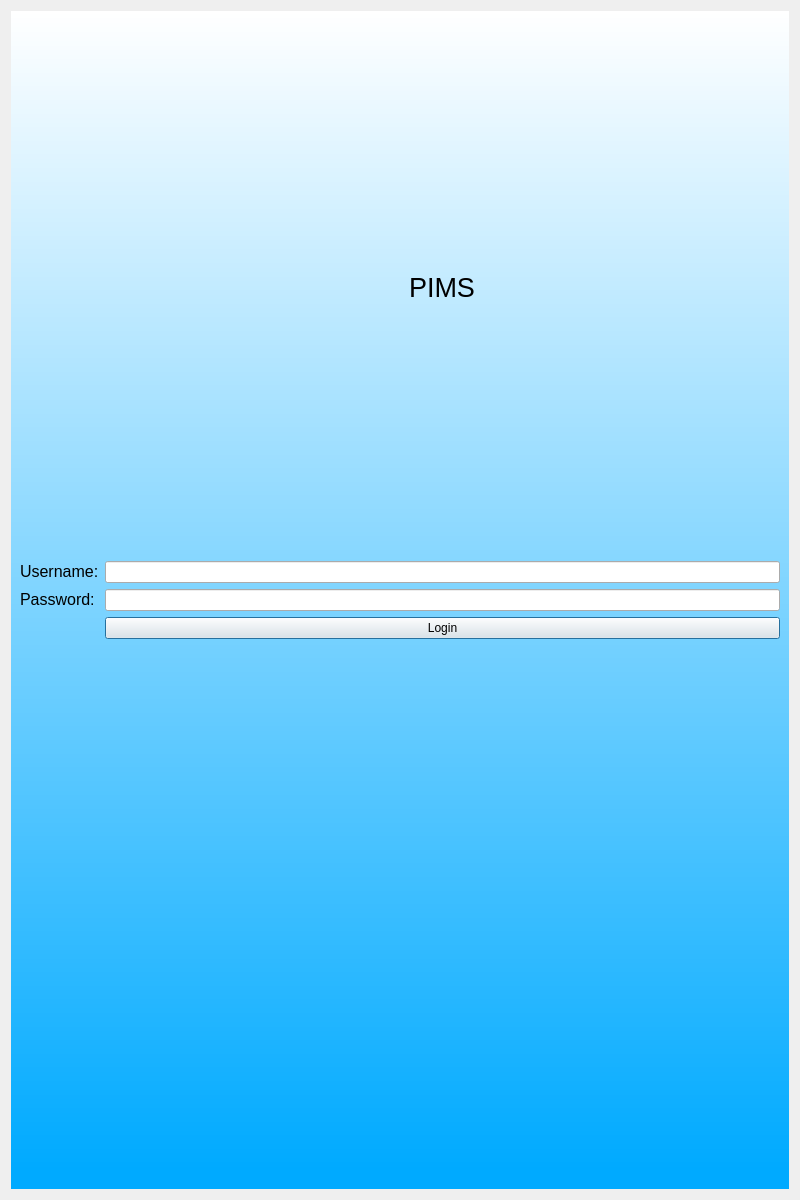
Qt form login1.ui (AlexHarbaugh1/CS499) before a commit.
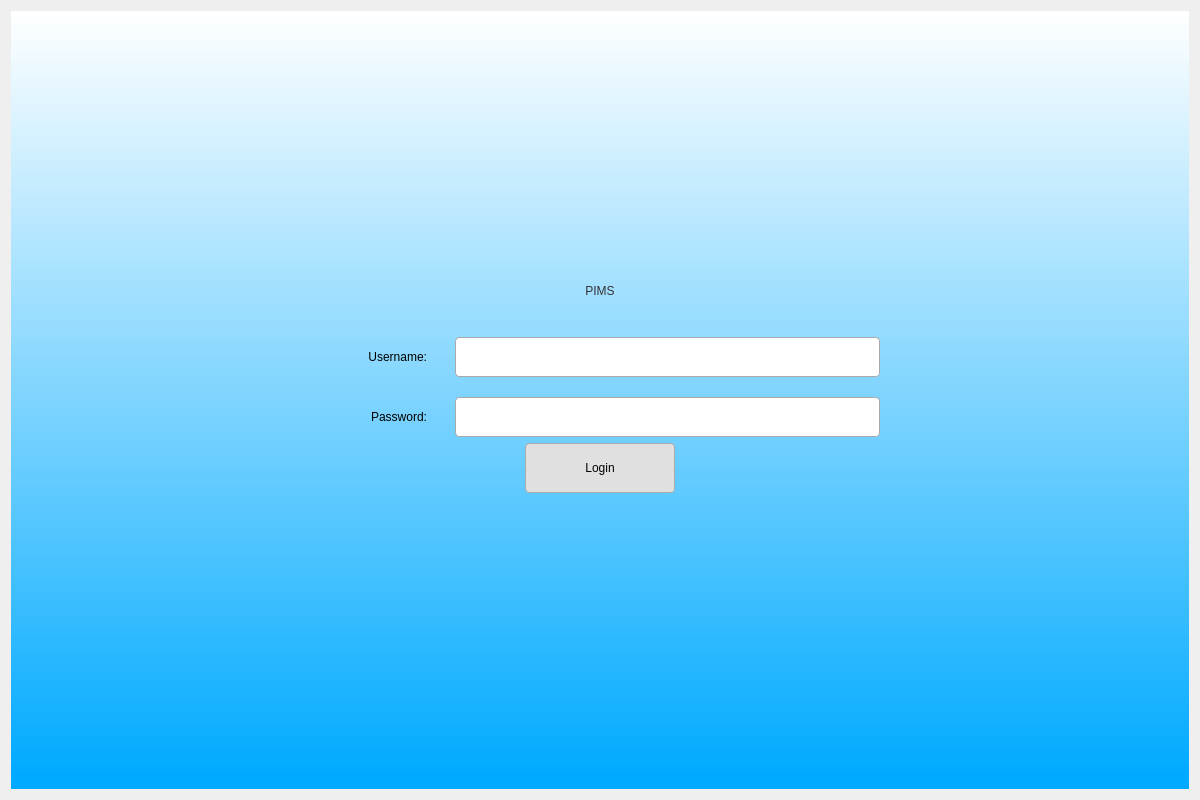
The same form after that commit.

```diff
--- a/login1.ui
+++ b/login1.ui
@@ -6,10 +6,16 @@
    <rect>
     <x>0</x>
     <y>0</y>
-    <width>800</width>
-    <height>1200</height>
+    <width>1200</width>
+    <height>800</height>
    </rect>
   </property>
+  <property name="minimumSize">
+   <size>
+    <width>1200</width>
+    <height>800</height>
+   </size>
+  </property>
   <property name="windowTitle">
    <string>Dialog</string>
   </property>
@@ -20,69 +26,192 @@
       <string notr="true">QWidget#widget{
 background-color:qlineargradient(spread:pad, x1:1, y1:0.982409, x2:1, y2:0, stop:0 rgba(0, 170, 255, 255), stop:1 rgba(255, 255, 255, 255))}</string>
      </property>
-     <layout class="QGridLayout" name="gridLayout_2">
-      <item row="1" column="0">
-       <widget class="QLabel" name="labelUser">
-        <property name="styleSheet">
-         <string notr="true">font: 16pt &quot;MS Shell Dlg 2&quot;;</string>
+     <layout class="QVBoxLayout" name="verticalLayout">
+      <item>
+       <spacer name="verticalSpacer_2">
+        <property name="orientation">
+         <enum>Qt::Vertical</enum>
         </property>
-        <property name="text">
-         <string>&lt;html&gt;&lt;head/&gt;&lt;body&gt;&lt;p&gt;&lt;span style=&quot; font-size:12pt;&quot;&gt;Username:&lt;/span&gt;&lt;/p&gt;&lt;/body&gt;&lt;/html&gt;</string>
+        <property name="sizeHint" stdset="0">
+         <size>
+          <width>20</width>
+          <height>40</height>
+         </size>
         </property>
-       </widget>
+       </spacer>
       </item>
-      <item row="1" column="1">
-       <widget class="QLineEdit" name="userField"/>
-      </item>
-      <item row="3" column="1">
-       <widget class="QPushButton" name="login">
-        <property name="styleSheet">
-         <string notr="true">font: 16pt &quot;MS Shell Dlg 2&quot;;</string>
-        </property>
-        <property name="text">
-         <string>Login</string>
-        </property>
-       </widget>
-      </item>
-      <item row="2" column="1">
-       <widget class="QLineEdit" name="passwordField"/>
-      </item>
-      <item row="4" column="0" colspan="2">
-       <widget class="QLabel" name="errorMsg">
-        <property name="styleSheet">
-         <string notr="true">font: 12pt &quot;MS Shell Dlg 2&quot;;color:rgb(255, 0, 0)</string>
-        </property>
-        <property name="text">
-         <string/>
-        </property>
-       </widget>
-      </item>
-      <item row="0" column="1" alignment="Qt::AlignHCenter">
+      <item alignment="Qt::AlignHCenter">
        <widget class="QLabel" name="label">
         <property name="sizePolicy">
-         <sizepolicy hsizetype="Minimum" vsizetype="Minimum">
+         <sizepolicy hsizetype="Preferred" vsizetype="Preferred">
           <horstretch>0</horstretch>
           <verstretch>0</verstretch>
          </sizepolicy>
         </property>
+        <property name="minimumSize">
+         <size>
+          <width>400</width>
+          <height>60</height>
+         </size>
+        </property>
         <property name="styleSheet">
-         <string notr="true">font: 36pt &quot;MS Shell Dlg 2&quot;;</string>
+         <string notr="true">font: bold 36pt &quot;MS Shell Dlg 2&quot;; color: #333333; padding-bottom: 20px;</string>
         </property>
         <property name="text">
-         <string>&lt;html&gt;&lt;head/&gt;&lt;body&gt;&lt;p&gt;&lt;span style=&quot; font-size:20pt;&quot;&gt;PIMS&lt;/span&gt;&lt;/p&gt;&lt;/body&gt;&lt;/html&gt;</string>
+         <string>PIMS</string>
         </property>
+        <property name="alignment">
+         <set>Qt::AlignCenter</set>
+        </property>
        </widget>
       </item>
-      <item row="2" column="0">
-       <widget class="QLabel" name="labelPass">
+      <item>
+       <layout class="QGridLayout" name="formLayout">
+        <property name="leftMargin">
+         <number>300</number>
+        </property>
+        <property name="rightMargin">
+         <number>300</number>
+        </property>
+        <property name="horizontalSpacing">
+         <number>15</number>
+        </property>
+        <property name="verticalSpacing">
+         <number>20</number>
+        </property>
+        <item row="0" column="0">
+         <widget class="QLabel" name="labelUser">
+          <property name="minimumSize">
+           <size>
+            <width>120</width>
+            <height>40</height>
+           </size>
+          </property>
+          <property name="styleSheet">
+           <string notr="true">font: 14pt &quot;MS Shell Dlg 2&quot;; padding-right: 10px;</string>
+          </property>
+          <property name="text">
+           <string>Username:</string>
+          </property>
+          <property name="alignment">
+           <set>Qt::AlignRight|Qt::AlignTrailing|Qt::AlignVCenter</set>
+          </property>
+         </widget>
+        </item>
+        <item row="0" column="1">
+         <widget class="QLineEdit" name="userField">
+          <property name="minimumSize">
+           <size>
+            <width>0</width>
+            <height>40</height>
+           </size>
+          </property>
+          <property name="styleSheet">
+           <string notr="true">font: 12pt &quot;MS Shell Dlg 2&quot;; border: 1px solid #aaa; border-radius: 4px; padding: 5px; background-color: white;</string>
+          </property>
+         </widget>
+        </item>
+        <item row="1" column="0">
+         <widget class="QLabel" name="labelPass">
+          <property name="minimumSize">
+           <size>
+            <width>120</width>
+            <height>40</height>
+           </size>
+          </property>
+          <property name="styleSheet">
+           <string notr="true">font: 14pt &quot;MS Shell Dlg 2&quot;; padding-right: 10px;</string>
+          </property>
+          <property name="text">
+           <string>Password:</string>
+          </property>
+          <property name="alignment">
+           <set>Qt::AlignRight|Qt::AlignTrailing|Qt::AlignVCenter</set>
+          </property>
+         </widget>
+        </item>
+        <item row="1" column="1">
+         <widget class="QLineEdit" name="passwordField">
+          <property name="minimumSize">
+           <size>
+            <width>0</width>
+            <height>40</height>
+           </size>
+          </property>
+          <property name="styleSheet">
+           <string notr="true">font: 12pt &quot;MS Shell Dlg 2&quot;; border: 1px solid #aaa; border-radius: 4px; padding: 5px; background-color: white;</string>
+          </property>
+          <property name="echoMode">
+           <enum>QLineEdit::Password</enum>
+          </property>
+         </widget>
+        </item>
+       </layout>
+      </item>
+      <item alignment="Qt::AlignHCenter">
+       <widget class="QPushButton" name="login">
+        <property name="minimumSize">
+         <size>
+          <width>150</width>
+          <height>50</height>
+         </size>
+        </property>
         <property name="styleSheet">
-         <string notr="true">font: 16pt &quot;MS Shell Dlg 2&quot;;</string>
+         <string notr="true">QPushButton {
+    background-color: #e0e0e0;
+    color: black;
+    border: 1px solid #aaa;
+    border-radius: 4px;
+    padding: 10px;
+    font: bold 14pt &quot;MS Shell Dlg 2&quot;;
+}
+QPushButton:hover {
+    background-color: #d6d6d6;
+}
+QPushButton:pressed {
+    background-color: #c0c0c0;
+}</string>
         </property>
         <property name="text">
-         <string>&lt;html&gt;&lt;head/&gt;&lt;body&gt;&lt;p&gt;&lt;span style=&quot; font-size:12pt;&quot;&gt;Password:&lt;/span&gt;&lt;/p&gt;&lt;/body&gt;&lt;/html&gt;</string>
+         <string>Login</string>
         </property>
        </widget>
       </item>
+      <item alignment="Qt::AlignHCenter">
+       <widget class="QLabel" name="errorMsg">
+        <property name="minimumSize">
+         <size>
+          <width>400</width>
+          <height>30</height>
+         </size>
+        </property>
+        <property name="styleSheet">
+         <string notr="true">font: 12pt &quot;MS Shell Dlg 2&quot;; color: rgb(255, 0, 0);</string>
+        </property>
+        <property name="text">
+         <string/>
+        </property>
+        <property name="alignment">
+         <set>Qt::AlignCenter</set>
+        </property>
+        <property name="wordWrap">
+         <bool>true</bool>
+        </property>
+       </widget>
+      </item>
+      <item>
+       <spacer name="verticalSpacer">
+        <property name="orientation">
+         <enum>Qt::Vertical</enum>
+        </property>
+        <property name="sizeHint" stdset="0">
+         <size>
+          <width>20</width>
+          <height>40</height>
+         </size>
+        </property>
+       </spacer>
+      </item>
      </layout>
     </widget>
    </item>
```
Left out of the diff: 2 changed lines with no effect on the pictures.
